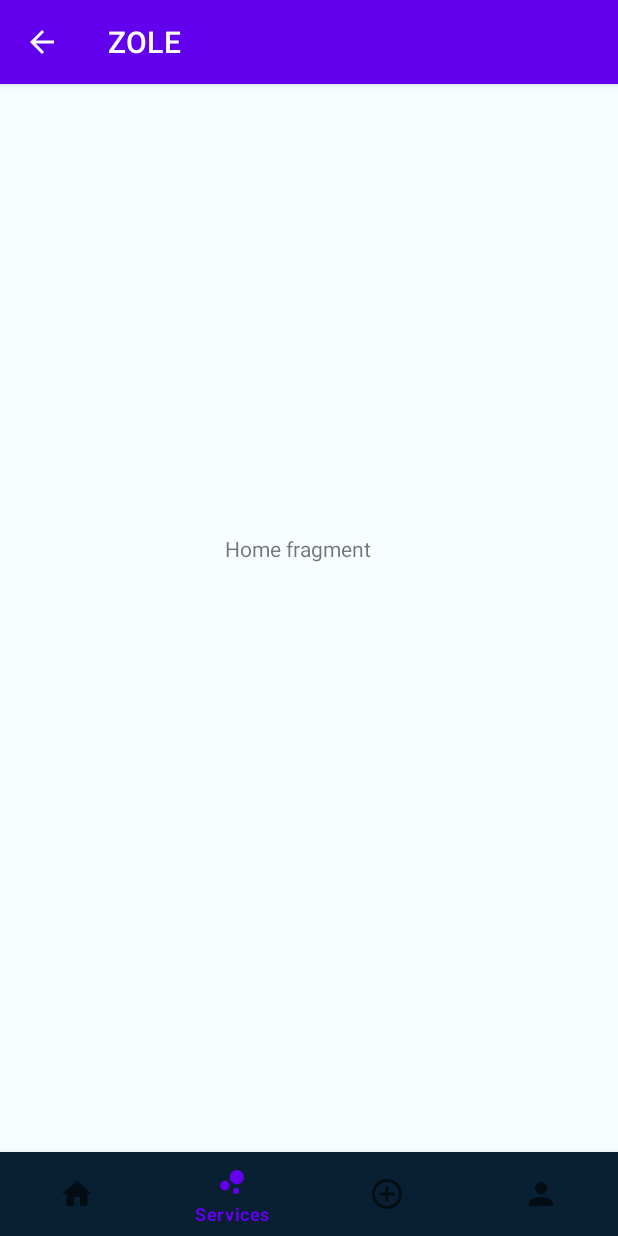
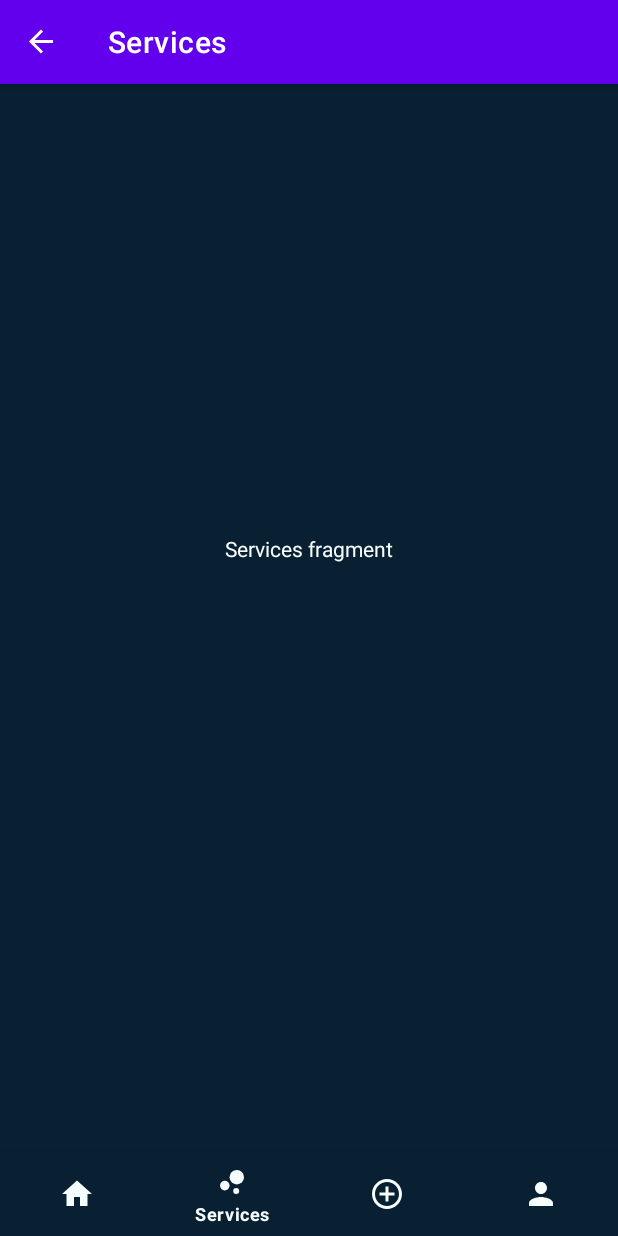
Before and after one commit to Simo-CE/ZoLe-App, an Android app: the HomeActivity screen opened directly, with no data from a screen before it, item 2 of the bottom bar chosen, on a phone screen of 412 x 824 dp. Run offline under Robolectric (Android 15) with nearby library versions, the phone set to English and light mode, and no system bars; our stand-ins replace navigation-ui.

Commit message:
navigation

```diff
--- a/app/src/main/java/com/smiley/yo/HomeActivity.java
+++ b/app/src/main/java/com/smiley/yo/HomeActivity.java
@@ -1,10 +1,17 @@
 package com.smiley.yo;
 
 import androidx.appcompat.app.AppCompatActivity;
+import androidx.navigation.NavController;
+import androidx.navigation.Navigation;
+import androidx.navigation.ui.AppBarConfiguration;
+import androidx.navigation.ui.NavigationUI;
 
 import android.content.Intent;
 import android.os.Bundle;
 import android.widget.TextView;
+import android.widget.Toolbar;
+
+import com.google.android.material.bottomnavigation.BottomNavigationView;
 
 public class HomeActivity extends AppCompatActivity {
 
@@ -13,12 +20,14 @@ public class HomeActivity extends AppCompatActivity {
         super.onCreate(savedInstanceState);
         setContentView(R.layout.activity_home);
 
-        //Get the intent that started this activity and extract the string
-        //Intent intent = getIntent();
-        //String message = intent.getStringExtra(MainActivity.EXTRA_MESSAGE);
+        Intent HomeIntent = getIntent();
 
-        //Capture the layout text view and set the string as its text
-        /*TextView textView = findViewById(R.id.textView);
-        textView.setText(message);*/
+        BottomNavigationView bottomNavigationView = findViewById(R.id.bottom_navigatin_view);
+        NavController navController = Navigation.findNavController(this, R.id.nav_fragment);
+        AppBarConfiguration appBarConfiguration = new AppBarConfiguration.Builder(navController.getGraph()).build();
+        //Setup navigation
+        NavigationUI.setupWithNavController(bottomNavigationView, navController);
+        //Linking fragment labels
+        NavigationUI.setupActionBarWithNavController(this ,navController, appBarConfiguration);
     }
 }
--- a/app/src/main/java/com/smiley/yo/ServicesActivity.java
+++ b/app/src/main/java/com/smiley/yo/ServicesActivity.java
@@ -18,7 +18,7 @@ public class ServicesActivity extends AppCompatActivity {
         super.onCreate(savedInstanceState);
         setContentView(R.layout.activity_services);
 
-        Intent intent = getIntent();
+        //Intent intent = getIntent();
 
         ListView services_list = (ListView) findViewById(android.R.id.list);
 
@@ -34,7 +34,7 @@ public class ServicesActivity extends AppCompatActivity {
         services_list.setAdapter(itemsAdapter);
     }
 
-    public boolean onCreateOptionsMenu(Menu menu) {
+   /* public boolean onCreateOptionsMenu(Menu menu) {
         MenuInflater inflater = getMenuInflater();
         inflater.inflate(R.menu.bottom_nav, menu);
         return true;
@@ -47,6 +47,6 @@ public class ServicesActivity extends AppCompatActivity {
         // All other bottom_nav item clicks are handled by
         // <code><a href="/reference/android/app/Activity.html#onOptionsItemSelected
         // (android.view.MenuItem)">onOptionsItemSelected()</a></code>
-    }
+    }*/
 
 }
--- a/app/src/main/res/layout/activity_home.xml
+++ b/app/src/main/res/layout/activity_home.xml
@@ -26,6 +26,8 @@
         android:layout_marginStart="0dp"
         android:layout_marginEnd="0dp"
         android:background="@color/dark_blue"
+        app:itemTextColor="@color/primary_color"
+        app:itemIconTint="@color/primary_color"
         app:layout_constraintBottom_toBottomOf="parent"
         app:layout_constraintLeft_toLeftOf="parent"
         app:layout_constraintRight_toRightOf="parent"
--- a/app/src/main/res/menu/bottom_nav.xml
+++ b/app/src/main/res/menu/bottom_nav.xml
@@ -1,31 +1,6 @@
 <?xml version="1.0" encoding="utf-8"?>
 <menu xmlns:android="http://schemas.android.com/apk/res/android"
     xmlns:app="http://schemas.android.com/apk/res-auto">
-    <!--<item
-        android:id="@+id/item1"
-        android:title="item1"
-        app:showAsAction="ifRoom|withText" />
-    <group android:id="@+id/group">
-        <item
-            android:id="@+id/group_item1"
-            android:onClick="onGroupItemClick"
-            android:title="group_item1" />
-        <item
-            android:id="@+id/group_item2"
-            android:onClick="onGroupItemClick"
-            android:title="group_item2" />
-    </group>
-    <item
-        android:id="@+id/submenu"
-        android:title="submenu_title"
-        app:showAsAction="ifRoom|withText">
-        <menu>
-            <item
-                android:id="@+id/submenu_item1"
-                android:title="submenu_item1" />
-        </menu>
-    </item>-->
-
     <item
         android:id="@+id/homeFragment"
         android:icon="@drawable/home_icon"
--- a/app/src/main/res/navigation/nav_graph.xml
+++ b/app/src/main/res/navigation/nav_graph.xml
@@ -8,21 +8,21 @@
     <fragment
         android:id="@+id/homeFragment"
         android:name="com.smiley.yo.HomeFragment"
-        android:label="fragment_home"
-        tools:layout="@layout/fragment_home" />
+        android:label="Home"
+        tools:layout="@layout/fragment_home"/>
     <fragment
         android:id="@+id/servicesFragment"
         android:name="com.smiley.yo.ServicesFragment"
-        android:label="fragment_services"
-        tools:layout="@layout/fragment_services" />
+        android:label="Services"
+        tools:layout="@layout/fragment_services"/>
     <fragment
         android:id="@+id/postFragment"
         android:name="com.smiley.yo.PostFragment"
-        android:label="fragment_post"
+        android:label="Post"
         tools:layout="@layout/fragment_post" />
     <fragment
         android:id="@+id/profileFragment"
         android:name="com.smiley.yo.ProfileFragment"
-        android:label="fragment_profile"
+        android:label="Profile"
         tools:layout="@layout/fragment_profile" />
 </navigation>
```
